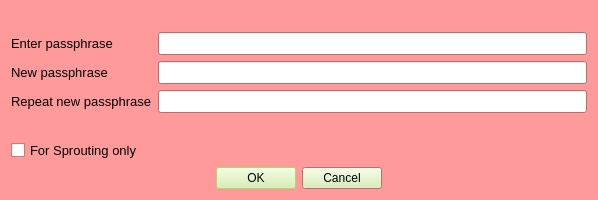
teambean/BeanCash, file src/qt/forms/askpassphrasedialog.ui: the form before one commit.
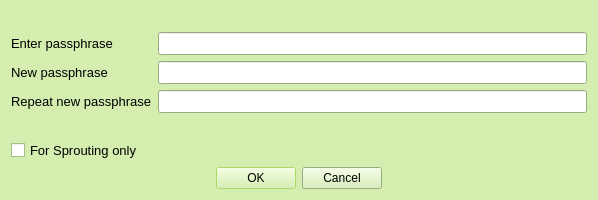
The form after the commit. Icons and pictures are not drawn.

Commit message: Update copyrights and color scheme

```diff
--- a/src/qt/forms/askpassphrasedialog.ui
+++ b/src/qt/forms/askpassphrasedialog.ui
@@ -46,9 +46,9 @@
      <colorrole role="Window">
       <brush brushstyle="SolidPattern">
        <color alpha="255">
-        <red>255</red>
-        <green>154</green>
-        <blue>154</blue>
+        <red>211</red>
+        <green>238</green>
+        <blue>175</blue>
        </color>
       </brush>
      </colorrole>
@@ -79,6 +79,15 @@
        </color>
       </brush>
      </colorrole>
+     <colorrole role="ToolTipText">
+      <brush brushstyle="SolidPattern">
+       <color alpha="255">
+        <red>0</red>
+        <green>0</green>
+        <blue>0</blue>
+       </color>
+      </brush>
+     </colorrole>
     </active>
     <inactive>
      <colorrole role="Button">
@@ -102,9 +111,9 @@
      <colorrole role="Window">
       <brush brushstyle="SolidPattern">
        <color alpha="255">
-        <red>255</red>
-        <green>154</green>
-        <blue>154</blue>
+        <red>211</red>
+        <green>238</green>
+        <blue>175</blue>
        </color>
       </brush>
      </colorrole>
@@ -135,6 +144,15 @@
        </color>
       </brush>
      </colorrole>
+     <colorrole role="ToolTipText">
+      <brush brushstyle="SolidPattern">
+       <color alpha="255">
+        <red>0</red>
+        <green>0</green>
+        <blue>0</blue>
+       </color>
+      </brush>
+     </colorrole>
     </inactive>
     <disabled>
      <colorrole role="Button">
@@ -149,18 +167,18 @@
      <colorrole role="Base">
       <brush brushstyle="SolidPattern">
        <color alpha="255">
-        <red>255</red>
-        <green>154</green>
-        <blue>154</blue>
+        <red>211</red>
+        <green>238</green>
+        <blue>175</blue>
        </color>
       </brush>
      </colorrole>
      <colorrole role="Window">
       <brush brushstyle="SolidPattern">
        <color alpha="255">
-        <red>255</red>
-        <green>154</green>
-        <blue>154</blue>
+        <red>211</red>
+        <green>238</green>
+        <blue>175</blue>
        </color>
       </brush>
      </colorrole>
@@ -191,6 +209,15 @@
        </color>
       </brush>
      </colorrole>
+     <colorrole role="ToolTipText">
+      <brush brushstyle="SolidPattern">
+       <color alpha="255">
+        <red>0</red>
+        <green>0</green>
+        <blue>0</blue>
+       </color>
+      </brush>
+     </colorrole>
     </disabled>
    </palette>
   </property>
```
Left out of the diff: 6 changed lines with no effect on the pictures. The commit also changes 52 other files.
